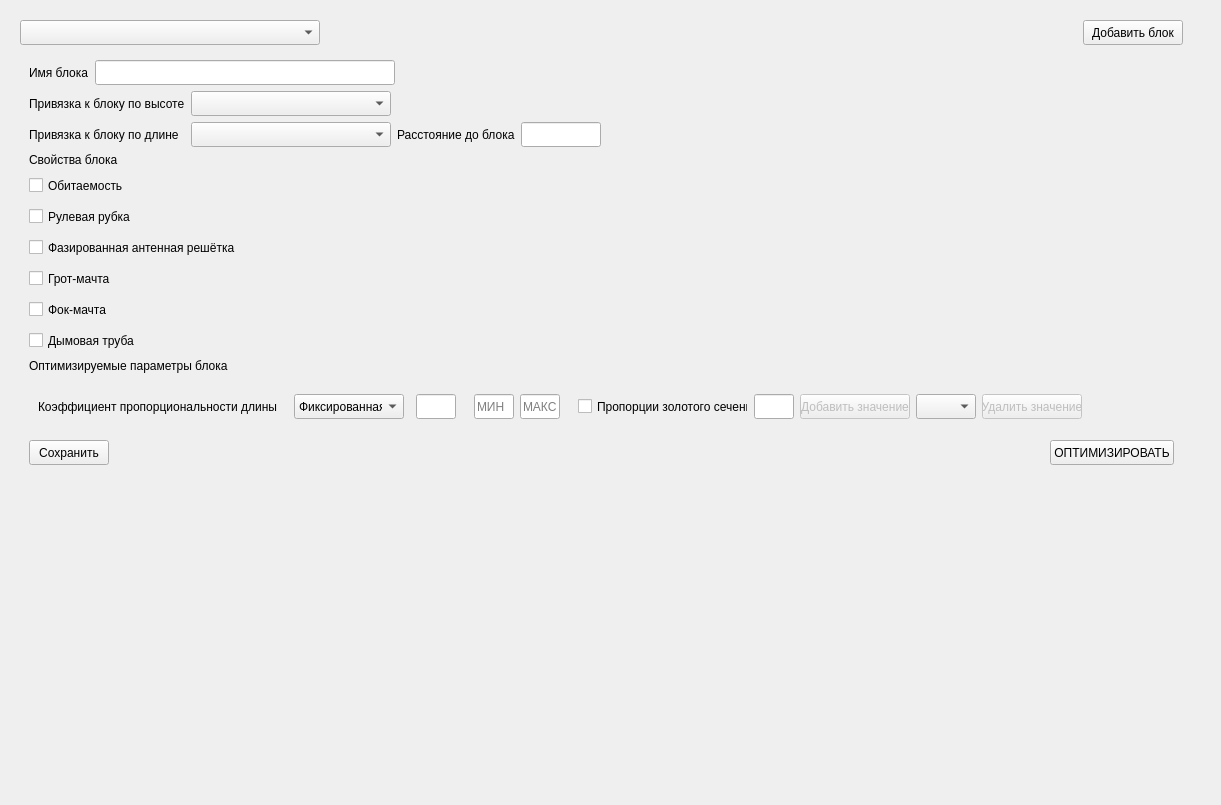
Qt form source/gui/enteringblocks.ui (baseoleph/secad) before a commit.
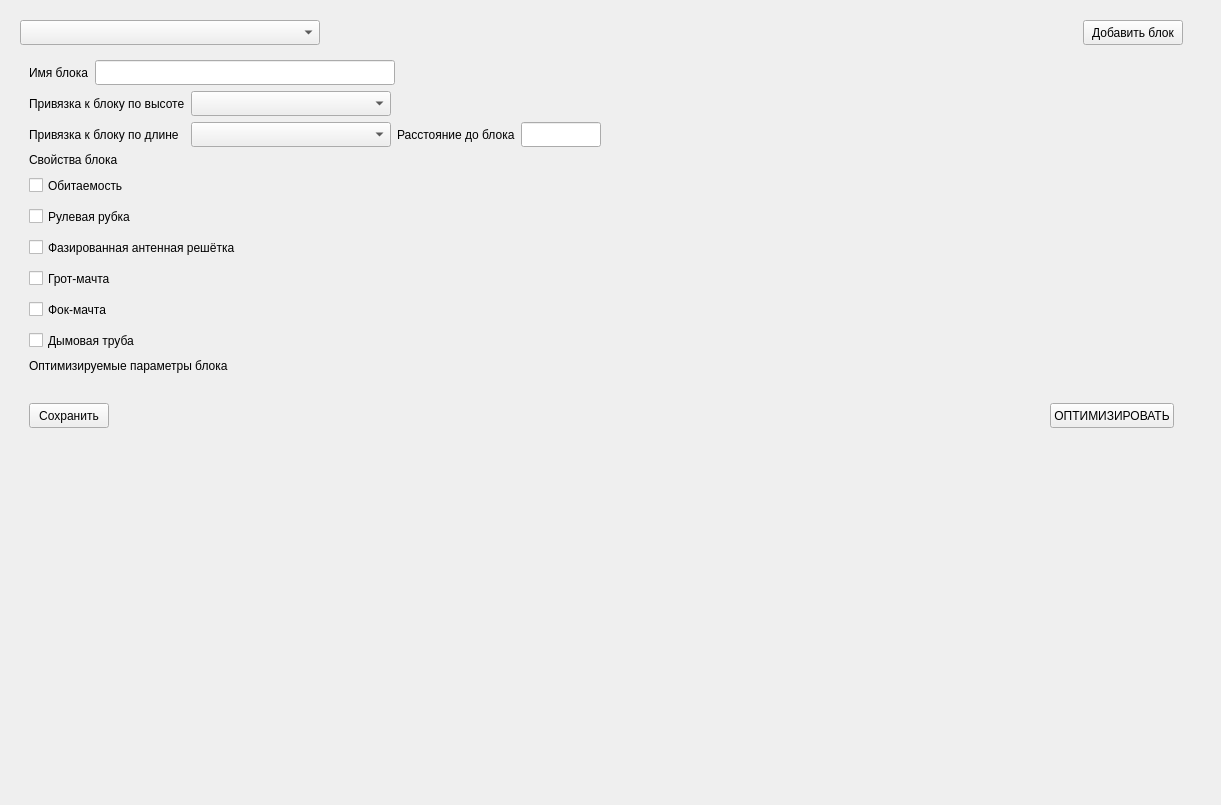
The same form after that commit.

The edit to the form file:
```diff
--- a/source/gui/enteringblocks.ui
+++ b/source/gui/enteringblocks.ui
@@ -414,321 +414,7 @@
          </item>
          <item>
           <widget class="QWidget" name="widget" native="true">
-           <layout class="QGridLayout" name="gridLayout">
-            <item row="0" column="0">
-             <layout class="QHBoxLayout" name="horizontalLayout_4">
-              <item>
-               <layout class="QHBoxLayout" name="horizontalLayout_6">
-                <item>
-                 <widget class="QLabel" name="label_2">
-                  <property name="sizePolicy">
-                   <sizepolicy hsizetype="Fixed" vsizetype="Fixed">
-                    <horstretch>0</horstretch>
-                    <verstretch>0</verstretch>
-                   </sizepolicy>
-                  </property>
-                  <property name="minimumSize">
-                   <size>
-                    <width>250</width>
-                    <height>25</height>
-                   </size>
-                  </property>
-                  <property name="maximumSize">
-                   <size>
-                    <width>250</width>
-                    <height>25</height>
-                   </size>
-                  </property>
-                  <property name="text">
-                   <string>Коэффициент пропорциональности длины</string>
-                  </property>
-                 </widget>
-                </item>
-                <item>
-                 <widget class="QComboBox" name="comboBox_lrc">
-                  <property name="sizePolicy">
-                   <sizepolicy hsizetype="Fixed" vsizetype="Fixed">
-                    <horstretch>0</horstretch>
-                    <verstretch>0</verstretch>
-                   </sizepolicy>
-                  </property>
-                  <property name="minimumSize">
-                   <size>
-                    <width>110</width>
-                    <height>25</height>
-                   </size>
-                  </property>
-                  <property name="maximumSize">
-                   <size>
-                    <width>110</width>
-                    <height>25</height>
-                   </size>
-                  </property>
-                  <item>
-                   <property name="text">
-                    <string>Фиксированная</string>
-                   </property>
-                  </item>
-                  <item>
-                   <property name="text">
-                    <string>Непрерывная</string>
-                   </property>
-                  </item>
-                  <item>
-                   <property name="text">
-                    <string>Дискретная</string>
-                   </property>
-                  </item>
-                 </widget>
-                </item>
-               </layout>
-              </item>
-              <item>
-               <widget class="QWidget" name="horizontalWidget_lrc_cons" native="true">
-                <layout class="QHBoxLayout" name="horizontalLayout_5">
-                 <property name="leftMargin">
-                  <number>6</number>
-                 </property>
-                 <property name="topMargin">
-                  <number>6</number>
-                 </property>
-                 <property name="rightMargin">
-                  <number>6</number>
-                 </property>
-                 <property name="bottomMargin">
-                  <number>6</number>
-                 </property>
-                 <item>
-                  <widget class="QLineEdit" name="lineEdit_lrc_cons">
-                   <property name="sizePolicy">
-                    <sizepolicy hsizetype="Minimum" vsizetype="Fixed">
-                     <horstretch>0</horstretch>
-                     <verstretch>0</verstretch>
-                    </sizepolicy>
-                   </property>
-                   <property name="minimumSize">
-                    <size>
-                     <width>40</width>
-                     <height>25</height>
-                    </size>
-                   </property>
-                   <property name="maximumSize">
-                    <size>
-                     <width>40</width>
-                     <height>25</height>
-                    </size>
-                   </property>
-                   <property name="placeholderText">
-                    <string/>
-                   </property>
-                  </widget>
-                 </item>
-                </layout>
-               </widget>
-              </item>
-              <item>
-               <widget class="QWidget" name="horizontalWidget_lrc_cont" native="true">
-                <layout class="QHBoxLayout" name="horizontalLayout_3">
-                 <property name="leftMargin">
-                  <number>6</number>
-                 </property>
-                 <property name="topMargin">
-                  <number>6</number>
-                 </property>
-                 <property name="rightMargin">
-                  <number>6</number>
-                 </property>
-                 <property name="bottomMargin">
-                  <number>6</number>
-                 </property>
-                 <item>
-                  <widget class="QLineEdit" name="lineEdit_lrc_cont_min">
-                   <property name="sizePolicy">
-                    <sizepolicy hsizetype="Fixed" vsizetype="Fixed">
-                     <horstretch>0</horstretch>
-                     <verstretch>0</verstretch>
-                    </sizepolicy>
-                   </property>
-                   <property name="minimumSize">
-                    <size>
-                     <width>40</width>
-                     <height>25</height>
-                    </size>
-                   </property>
-                   <property name="maximumSize">
-                    <size>
-                     <width>40</width>
-                     <height>25</height>
-                    </size>
-                   </property>
-                   <property name="placeholderText">
-                    <string>МИН</string>
-                   </property>
-                  </widget>
-                 </item>
-                 <item>
-                  <widget class="QLineEdit" name="lineEdit_lrc_cont_max">
-                   <property name="sizePolicy">
-                    <sizepolicy hsizetype="Fixed" vsizetype="Fixed">
-                     <horstretch>0</horstretch>
-                     <verstretch>0</verstretch>
-                    </sizepolicy>
-                   </property>
-                   <property name="minimumSize">
-                    <size>
-                     <width>40</width>
-                     <height>25</height>
-                    </size>
-                   </property>
-                   <property name="maximumSize">
-                    <size>
-                     <width>40</width>
-                     <height>25</height>
-                    </size>
-                   </property>
-                   <property name="placeholderText">
-                    <string>МАКС</string>
-                   </property>
-                  </widget>
-                 </item>
-                </layout>
-               </widget>
-              </item>
-              <item>
-               <widget class="QWidget" name="horizontalWidget_lrc_disc" native="true">
-                <layout class="QHBoxLayout" name="horizontalLayout_2">
-                 <property name="leftMargin">
-                  <number>6</number>
-                 </property>
-                 <property name="topMargin">
-                  <number>6</number>
-                 </property>
-                 <property name="rightMargin">
-                  <number>6</number>
-                 </property>
-                 <property name="bottomMargin">
-                  <number>6</number>
-                 </property>
-                 <item>
-                  <widget class="QCheckBox" name="checkBox_lrc_disc_gsl">
-                   <property name="minimumSize">
-                    <size>
-                     <width>170</width>
-                     <height>25</height>
-                    </size>
-                   </property>
-                   <property name="maximumSize">
-                    <size>
-                     <width>170</width>
-                     <height>25</height>
-                    </size>
-                   </property>
-                   <property name="text">
-                    <string>Пропорции золотого сечения</string>
-                   </property>
-                  </widget>
-                 </item>
-                 <item>
-                  <widget class="QLineEdit" name="lineEdit_lrc_disc">
-                   <property name="minimumSize">
-                    <size>
-                     <width>40</width>
-                     <height>25</height>
-                    </size>
-                   </property>
-                   <property name="maximumSize">
-                    <size>
-                     <width>40</width>
-                     <height>25</height>
-                    </size>
-                   </property>
-                  </widget>
-                 </item>
-                 <item>
-                  <widget class="QPushButton" name="pushButton_lrc_disc_add">
-                   <property name="enabled">
-                    <bool>false</bool>
-                   </property>
-                   <property name="sizePolicy">
-                    <sizepolicy hsizetype="Expanding" vsizetype="Fixed">
-                     <horstretch>0</horstretch>
-                     <verstretch>0</verstretch>
-                    </sizepolicy>
-                   </property>
-                   <property name="minimumSize">
-                    <size>
-                     <width>110</width>
-                     <height>25</height>
-                    </size>
-                   </property>
-                   <property name="maximumSize">
-                    <size>
-                     <width>110</width>
-                     <height>25</height>
-                    </size>
-                   </property>
-                   <property name="text">
-                    <string>Добавить значение</string>
-                   </property>
-                  </widget>
-                 </item>
-                 <item>
-                  <widget class="QComboBox" name="comboBox_lrc_disc_var">
-                   <property name="minimumSize">
-                    <size>
-                     <width>60</width>
-                     <height>25</height>
-                    </size>
-                   </property>
-                   <property name="maximumSize">
-                    <size>
-                     <width>60</width>
-                     <height>25</height>
-                    </size>
-                   </property>
-                  </widget>
-                 </item>
-                 <item>
-                  <widget class="QPushButton" name="pushButton_lcr_disc_delete">
-                   <property name="enabled">
-                    <bool>false</bool>
-                   </property>
-                   <property name="minimumSize">
-                    <size>
-                     <width>100</width>
-                     <height>25</height>
-                    </size>
-                   </property>
-                   <property name="maximumSize">
-                    <size>
-                     <width>100</width>
-                     <height>25</height>
-                    </size>
-                   </property>
-                   <property name="text">
-                    <string>Удалить значение</string>
-                   </property>
-                  </widget>
-                 </item>
-                </layout>
-               </widget>
-              </item>
-              <item>
-               <spacer name="horizontalSpacer">
-                <property name="orientation">
-                 <enum>Qt::Horizontal</enum>
-                </property>
-                <property name="sizeHint" stdset="0">
-                 <size>
-                  <width>40</width>
-                  <height>20</height>
-                 </size>
-                </property>
-               </spacer>
-              </item>
-             </layout>
-            </item>
-           </layout>
+           <layout class="QGridLayout" name="gridLayout"/>
           </widget>
          </item>
          <item>
```
